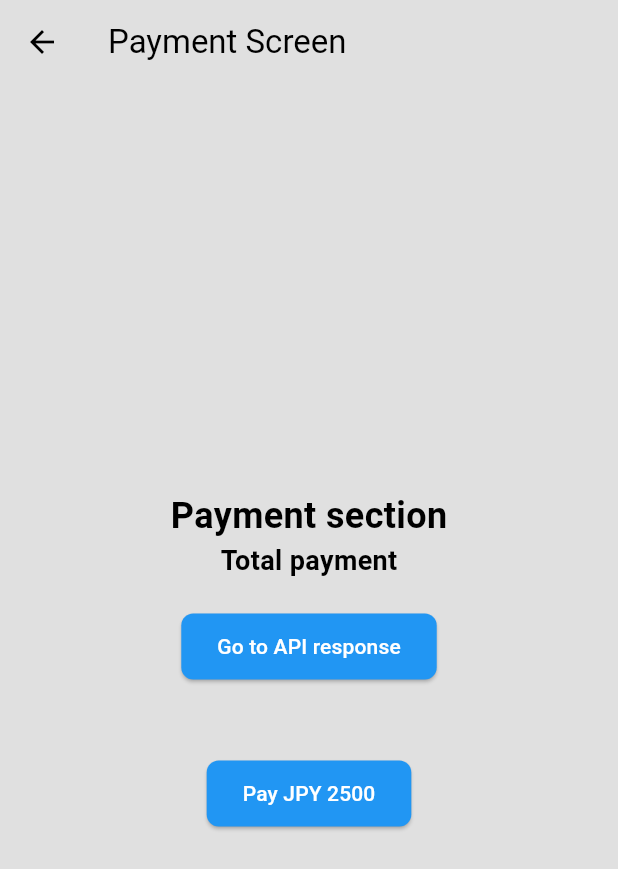
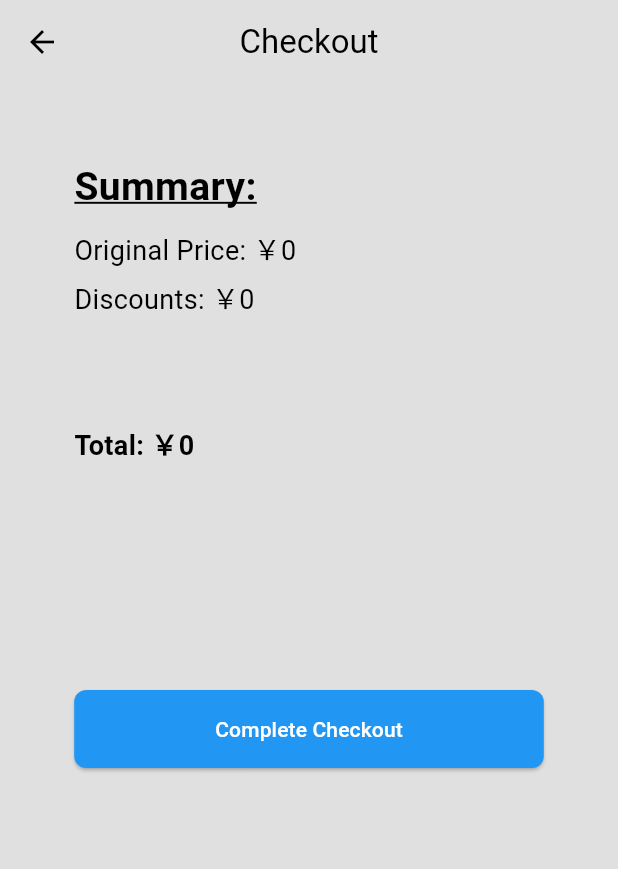
Before and after one commit to rahmanMahbuburAQ/fa_71, a Flutter app: the PaymentPage screen opened directly, on a phone screen of 412 x 824 dp. Shown: the top 869 px of the screen. Run offline on Flutter 3.47's test engine with Material 3 defaults, Android fonts, the phone set to English and light mode, and no system bars; our stand-ins replace firebase_auth, firebase_core, google_nav_bar, google_sign_in, introduction_screen, lottie; missing offline and left inert: flutter_stripe; accounts and stored records are empty.

Commit message:
manage total cost, use it in payment amount and other neccessary pages

```diff
--- a/lib/components/my_button.dart
+++ b/lib/components/my_button.dart
@@ -34,9 +34,6 @@ class MyButton extends StatelessWidget {
                   color: Theme.of(context).colorScheme.inversePrimary,
                   fontSize: 17,
               )),
-
-
-
         ),
       )
     );
--- a/lib/models/cart2.dart
+++ b/lib/models/cart2.dart
@@ -56,4 +56,15 @@ class Cart extends ChangeNotifier {
     _addedCourseIds.remove(course.id); // Remove from added set
     notifyListeners();
   }
+
+  // Get total price of items in the cart
+  double getTotalPrice() {
+    double total = 0.0;
+    for (var course in userCart) {
+      total += double.parse(course.price);
+    }
+    return total;
+  }
+
+
 }
--- a/lib/pages/payment_page.dart
+++ b/lib/pages/payment_page.dart
@@ -1,7 +1,8 @@
-import 'package:fa_71/pages/api_screen.dart';
+import 'package:fa_71/models/cart2.dart';
 import 'package:fa_71/pages/home_page2.dart';
 import 'package:flutter/material.dart';
 import 'package:fa_71/controllers/stripe_service.dart';
+import 'package:provider/provider.dart';
 
 class PaymentPage extends StatefulWidget {
   const PaymentPage({super.key
@@ -13,7 +14,6 @@ class PaymentPage extends StatefulWidget {
 }
 
 class _PaymentPageState extends State<PaymentPage> {
-  String amount = '2500';
   String currency = 'JPY';
 
   @override
@@ -40,47 +40,48 @@ class _PaymentPageState extends State<PaymentPage> {
   Widget build(BuildContext context) {
     return Scaffold(
       appBar: AppBar(
-        title: Text('Payment Screen'),
+        title: Text('Checkout'),
+        centerTitle: true,  // This centers the title
       ),
       body: Center(
-        child: Column(
-          mainAxisAlignment: MainAxisAlignment.center,
+        child: Consumer<Cart>(
+          builder: (context, value, child){
+            return Column(
+              mainAxisAlignment: MainAxisAlignment.start,
+              crossAxisAlignment: CrossAxisAlignment.start, // Aligns all children to the left
               children: [
-
+                SizedBox(height: 50),
                 Text(
-              'Payment section', // The text you want to display
-              style: TextStyle(fontSize: 24, fontWeight: FontWeight.bold),
+                  'Summary:', // The text you want to display
+                  style: TextStyle(fontSize: 26, fontWeight: FontWeight.bold,decoration: TextDecoration.underline)
                 ),
+                SizedBox(height: 10),
                 Text(
-              'Total payment', // The text you want to display
+                  'Original Price: \￥${value.getTotalPrice().toStringAsFixed(0)} ', // The text you want to display
+                  style: TextStyle(fontSize: 18),
+                ),
+                SizedBox(height: 6),
+                Text(
+                  'Discounts: ￥0', // The text you want to display
+                  style: TextStyle(fontSize: 18),
+                ),
+                SizedBox(height: 70),
+                // Divider( // Horizontal line after the text
+                //   color: Colors.grey,
+                //   thickness: 1, // You can adjust the thickness of the line
+                // ),
+                Text(
+                  'Total: \￥${value.getTotalPrice().toStringAsFixed(0)} ', // The text you want to display
                   style: TextStyle(fontSize: 18, fontWeight: FontWeight.bold),
                 ),
-            SizedBox(height: 20),
-            ElevatedButton(
-              onPressed: () {
-                Navigator.push(
-                  context,
-                  MaterialPageRoute(
-                    builder: (context) =>
-                        ApiResponses(),
-                  ),
-                );
-              },
-              child: Text("Go to API response"),
-              style: ElevatedButton.styleFrom(
-                backgroundColor: Colors.blue, // Background color
-                foregroundColor: Colors.white, // Text color
-                padding: EdgeInsets.symmetric(horizontal: 24, vertical: 12), // Button padding
-                shape: RoundedRectangleBorder(
-                  borderRadius: BorderRadius.circular(8), // Rounded corners
-                ),
-              ),
-            ),
-            SizedBox(height: 50,),
+                SizedBox(height: 150),
 
                 ElevatedButton(
                   onPressed: () async {
                     try {
+                      // Extracting the total price as a double and converting it to a string
+                      double totalPrice = value.getTotalPrice();
+                      String amount = totalPrice.toStringAsFixed(0); // Convert to string without decimals
                       await StripeService.initPaymentSheet(amount, currency);
                       await StripeService.presentPaymentSheet();
                       ScaffoldMessenger.of(context).showSnackBar(
@@ -98,18 +99,21 @@ class _PaymentPageState extends State<PaymentPage> {
                       handlePaymentError(e);
                     }
                   },
-              child: Text("Pay JPY $amount"),
+                  child: Text("Complete Checkout"),
                   style: ElevatedButton.styleFrom(
                     backgroundColor: Colors.blue, // Background color
                     foregroundColor: Colors.white, // Text color
-                padding: EdgeInsets.symmetric(horizontal: 24, vertical: 12), // Button padding
+                    padding: EdgeInsets.symmetric(horizontal: 94, vertical: 16), // Button padding
                     shape: RoundedRectangleBorder(
                       borderRadius: BorderRadius.circular(8), // Rounded corners
                     ),
                   ),
                 ),
               ],
+            );
+          }
         ),
+
       ),
     );
   }
```
Also changed, not shown: lib/components/course_tile2.dart (+9 -1 lines), lib/pages/api_screen.dart (deleted, +0 -102 lines), lib/pages/cart_page2.dart (+36 -5 lines). Lines whose indentation alone changed are shown as unchanged.
